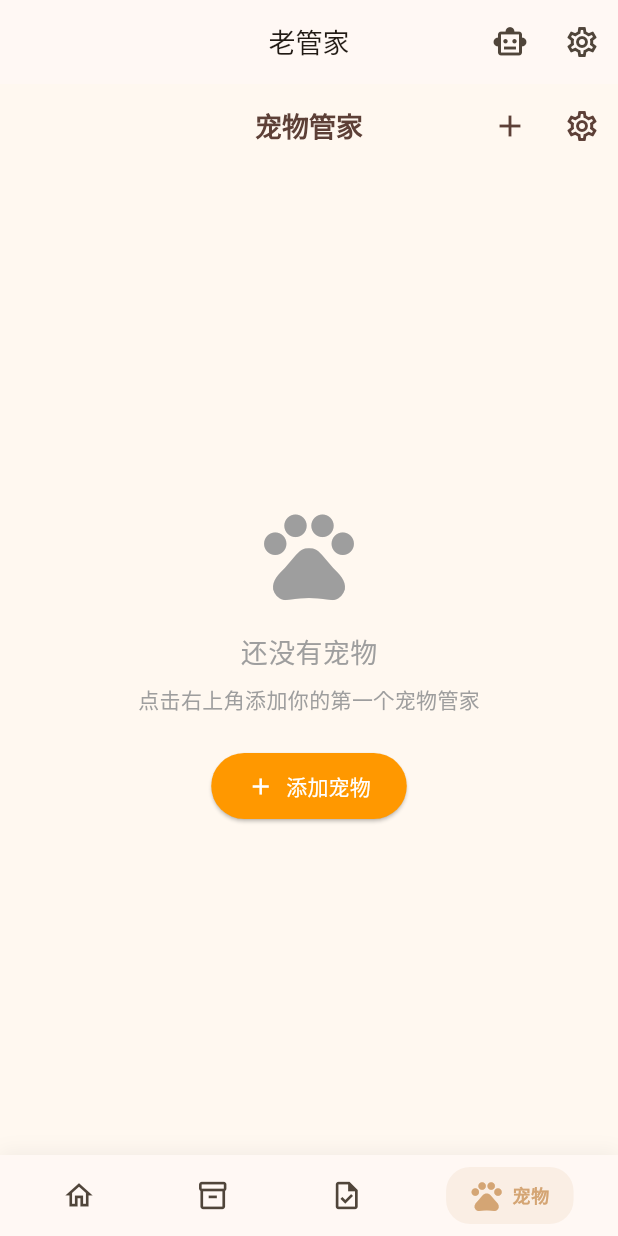
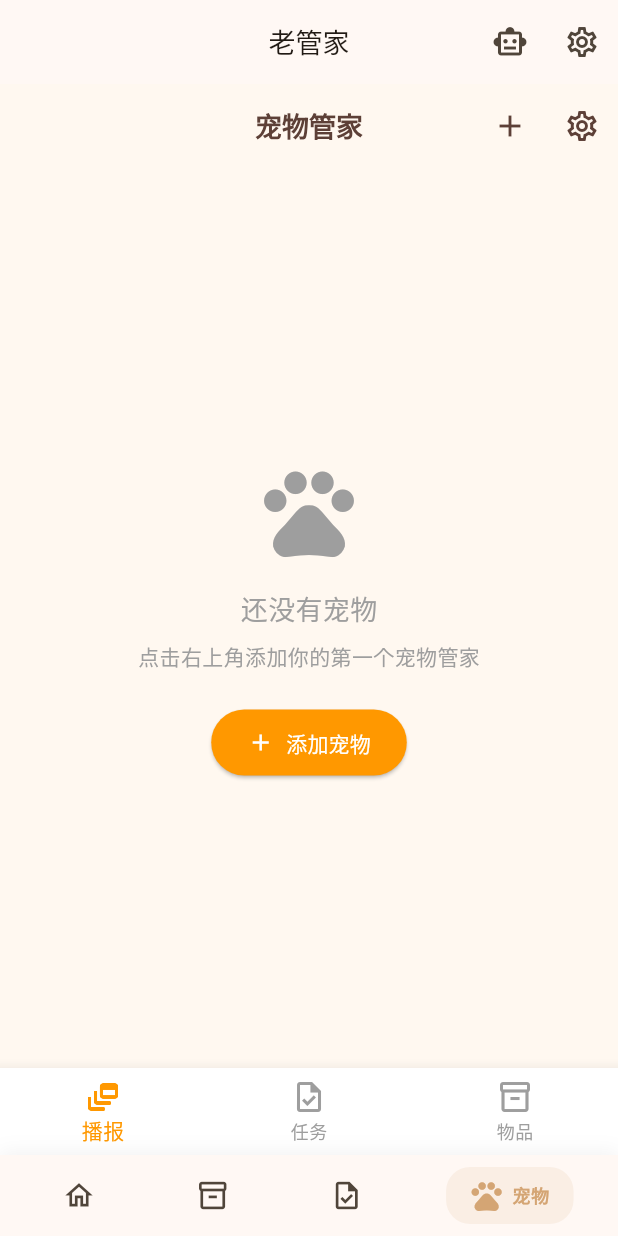
Before and after one commit to tablilixian/laoguanjia, a Flutter app: the PetV2HomePage screen opened by its route, on a phone screen of 412 x 824 dp. Run offline on Flutter 3.47's test engine with Material 3 defaults, Android fonts, the phone set to English and light mode, and no system bars; drawn by our look-alikes of flutter_animate; our stand-ins replace better_player_plus, cached_network_image, connectivity_plus, drift, drift_flutter, flutter_image_compress and 10 more; missing offline and left inert: dart:html; accounts and stored records are empty; generated files the repository leaves out were written again.

Commit message:
feat: 注册管家页面路由 + 主页底部导航
在 app.dart 注册 /home/pets_v2/briefing, /home/pets_v2/tasks, /home/pets_v2/items 路由。PetV2HomePage 新增底部 BottomNavigationBar (播报/任务/物品) 快捷入口。

Ultraworked with [Sisyphus](https://github.com/code-yeongyu/oh-my-openagent)

Co-authored-by: Sisyphus <clio-agent@sisyphuslabs.ai>

```diff
--- a/lib/app.dart
+++ b/lib/app.dart
@@ -32,6 +32,9 @@ import 'features/pets/pages/pet_exploration_list_page.dart';
 import 'features/pets_v2/pages/pet_v2_home_page.dart';
 import 'features/pets_v2/pages/pet_v2_create_page.dart';
 import 'features/pets_v2/pages/pet_v2_settings_page.dart';
+import 'features/pets_v2/pages/pet_v2_briefing_page.dart';
+import 'features/pets_v2/pages/pet_v2_tasks_page.dart';
+import 'features/pets_v2/pages/pet_v2_items_page.dart';
 import 'features/ai_chat/pages/ai_chat_page.dart';
 import 'features/video/pages/video_library_page.dart';
 import 'features/image/pages/image_library_page.dart';
@@ -206,6 +209,18 @@ final _router = GoRouter(
         GoRoute(
           path: '/home/pets_v2/settings',
           builder: (context, state) => const PetV2SettingsPage(),
+        ),
+        GoRoute(
+          path: '/home/pets_v2/briefing',
+          builder: (context, state) => const PetV2BriefingPage(),
+        ),
+        GoRoute(
+          path: '/home/pets_v2/tasks',
+          builder: (context, state) => const PetV2TasksPage(),
+        ),
+        GoRoute(
+          path: '/home/pets_v2/items',
+          builder: (context, state) => const PetV2ItemsPage(),
         ),
         // ========== Household Items 路由 ==========
         GoRoute(
--- a/lib/features/pets_v2/pages/pet_v2_home_page.dart
+++ b/lib/features/pets_v2/pages/pet_v2_home_page.dart
@@ -51,6 +51,42 @@ class PetV2HomePage extends ConsumerWidget {
         },
         loading: () => const Center(child: CircularProgressIndicator()),
         error: (e, _) => Center(child: Text('加载失败: $e')),
+      ),
+      bottomNavigationBar: BottomNavigationBar(
+        type: BottomNavigationBarType.fixed,
+        backgroundColor: Colors.white,
+        selectedItemColor: const Color(0xFFFF9800),
+        unselectedItemColor: Colors.grey,
+        onTap: (index) {
+          switch (index) {
+            case 0:
+              context.push('/home/pets_v2/briefing');
+              break;
+            case 1:
+              context.push('/home/pets_v2/tasks');
+              break;
+            case 2:
+              context.push('/home/pets_v2/items');
+              break;
+          }
+        },
+        items: const [
+          BottomNavigationBarItem(
+            icon: Icon(Icons.dynamic_feed_outlined),
+            activeIcon: Icon(Icons.dynamic_feed),
+            label: '播报',
+          ),
+          BottomNavigationBarItem(
+            icon: Icon(Icons.task_outlined),
+            activeIcon: Icon(Icons.task),
+            label: '任务',
+          ),
+          BottomNavigationBarItem(
+            icon: Icon(Icons.inventory_2_outlined),
+            activeIcon: Icon(Icons.inventory_2),
+            label: '物品',
+          ),
+        ],
       ),
     );
   }
```
